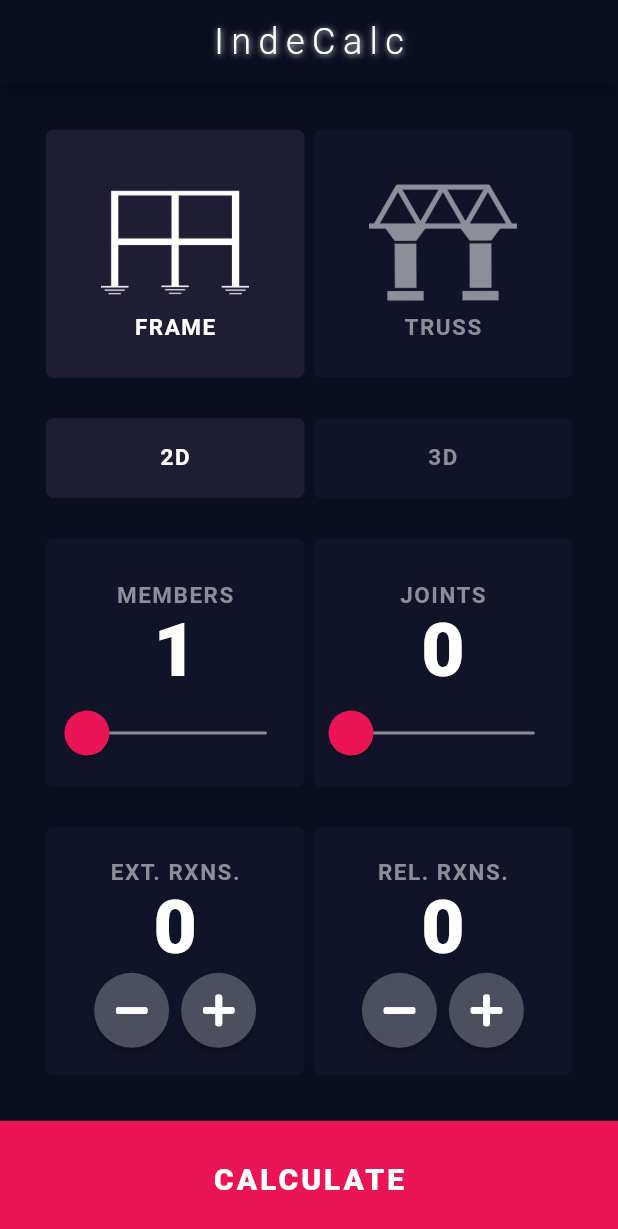
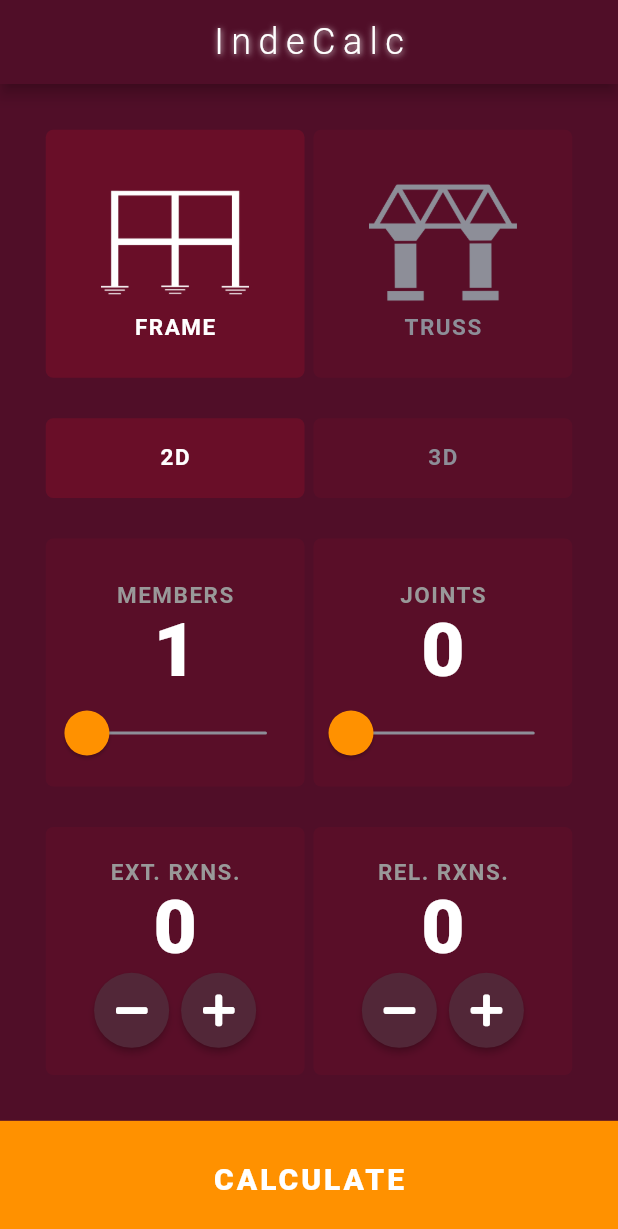
Before and after one commit to srockstech/inde-calc, a Flutter app: the screen it shows after launch, on a phone screen of 412 x 824 dp. Shown: the top 1229 px of the screen. Run offline on Flutter 3.47's test engine with Material 2 defaults, Android fonts, the phone set to English and light mode, and no system bars; our stand-ins replace font_awesome_flutter.

Commit message:
Changed the theme

```diff
--- a/lib/components/round_icon_button.dart
+++ b/lib/components/round_icon_button.dart
@@ -1,4 +1,5 @@
 import 'package:flutter/material.dart';
+import 'package:inde_calc/constants.dart';
 
 class RoundIconButton extends StatelessWidget {
   final IconData icon;
@@ -9,7 +10,7 @@ class RoundIconButton extends StatelessWidget {
     return RawMaterialButton(
       onPressed: onPress,
       shape: CircleBorder(),
-      fillColor: Color(0xFF4C4F5E),
+      fillColor: kRoundedIconButtonColor,
       constraints: BoxConstraints.tightFor(
         width: 50,
         height: 50,
--- a/lib/constants.dart
+++ b/lib/constants.dart
@@ -1,23 +1,28 @@
 import 'package:flutter/material.dart';
 
-const kInactiveCardColour = Color(0xFF1E1D33);
-const kActiveCardColour = Color(0xFF111328);
-const kCalculateButtonColour = Color(0xFFEB1555);
+// const kInactiveCardColour = Color(0xFF1E1D33);
+const kInactiveCardColour = Color(0xFF690E28);
+// const kActiveCardColour = Color(0xFF111328);
+const kActiveCardColour = Color(0xFF590E28);
+// const kCalculateButtonColour = Color(0xFFEB1555);
+const kCalculateButtonColour = Color(0xFFFF9100);
 const kSliderActiveColour = Colors.white;
 const kSliderInactiveColour = Color(0xFF8D8E98);
 const kSliderMinValue = 0.0;
 const kSliderMaxValue = 50.0;
-const kSliderThumbColour = Color(0xFFEB1555);
+// const kSliderThumbColour = Color(0xFFEB1555);
+const kSliderThumbColour = Color(0xFFFF9100);
 const kSliderThumbRadius = 15.0;
 const kSliderThumbOverlayRadius = 25.0;
-const kSliderThumbOverlayColour = Color(0x1FEB1555);
+const kSliderThumbOverlayColour = Color(0x1FFF9100);
 const kSliderTrackHeight = 2.0;
+const kRoundedIconButtonColor = Color(0xFF522738);
 
 const kTitleStyle = TextStyle(
   height: 1.0,
   fontSize: 15,
   fontWeight: FontWeight.w700,
-  color: Color(0xFF8D8E98),
+  color: Color(0xFF999999),
   letterSpacing: 1,
 );
 
--- a/lib/main.dart
+++ b/lib/main.dart
@@ -1,4 +1,5 @@
 import 'package:flutter/material.dart';
+
 import 'screens/input_page.dart';
 
 void main() => runApp(BMICalculator());
@@ -14,7 +15,8 @@ class BMICalculator extends StatelessWidget {
               primary: Color(0xFF0A0E21),
               secondary: Color(0xFFEB155),
             ),
-        scaffoldBackgroundColor: Color(0xFF0A0E21),
+        // scaffoldBackgroundColor: Color(0xFF0A0E21),
+        scaffoldBackgroundColor: Color(0xFF500E28),
         appBarTheme: AppBarTheme(
           titleTextStyle: TextStyle(
             color: Colors.white,
@@ -29,7 +31,7 @@ class BMICalculator extends StatelessWidget {
               ),
             ],
           ),
-          color: Color(0xFF0A0E21),
+          color: Color(0xFF500E28),
           // toolbarHeight: 40,
           // elevation: 0,
           centerTitle: true,
--- a/lib/screens/input_page.dart
+++ b/lib/screens/input_page.dart
@@ -123,7 +123,7 @@ class _InputPageState extends State<InputPage> {
                               title: '2D',
                               titleColor: dimension == Dimensions.two
                                   ? Colors.white
-                                  : Color(0xFF8D8E98),
+                                  : Color(0xFF999999),
                             ),
                           ),
                         ),
```
